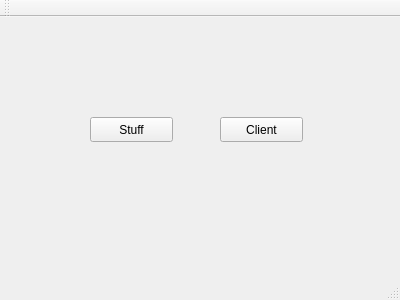
Old version of the form mainwindow.ui in the repository CRM2017/cuACS.
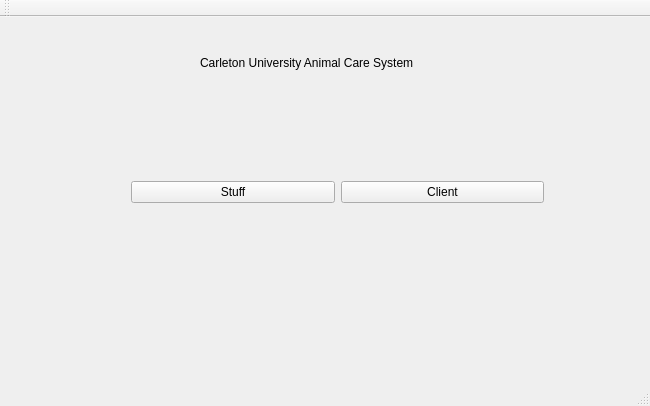
New version of the form.

The edit to the form file:
```diff
--- a/mainwindow.ui
+++ b/mainwindow.ui
@@ -6,38 +6,51 @@
    <rect>
     <x>0</x>
     <y>0</y>
-    <width>400</width>
-    <height>300</height>
+    <width>650</width>
+    <height>406</height>
    </rect>
   </property>
   <property name="windowTitle">
    <string>MainWindow</string>
   </property>
   <widget class="QWidget" name="centralWidget">
-   <widget class="QPushButton" name="clientButton">
+   <widget class="QWidget" name="horizontalLayoutWidget">
     <property name="geometry">
      <rect>
-      <x>220</x>
-      <y>100</y>
-      <width>83</width>
-      <height>25</height>
+      <x>120</x>
+      <y>70</y>
+      <width>435</width>
+      <height>211</height>
      </rect>
     </property>
-    <property name="text">
-     <string>Client</string>
-    </property>
+    <layout class="QHBoxLayout" name="horizontalLayout">
+     <item>
+      <widget class="QPushButton" name="stuffButton">
+       <property name="text">
+        <string>Stuff</string>
+       </property>
+      </widget>
+     </item>
+     <item>
+      <widget class="QPushButton" name="clientButton">
+       <property name="text">
+        <string>Client</string>
+       </property>
+      </widget>
+     </item>
+    </layout>
    </widget>
-   <widget class="QPushButton" name="stuffButton">
+   <widget class="QLabel" name="titleLable">
     <property name="geometry">
      <rect>
-      <x>90</x>
-      <y>100</y>
-      <width>83</width>
-      <height>25</height>
+      <x>200</x>
+      <y>30</y>
+      <width>281</width>
+      <height>31</height>
      </rect>
     </property>
     <property name="text">
-     <string>Stuff</string>
+     <string>Carleton University Animal Care System</string>
     </property>
    </widget>
   </widget>
```
Left out of the diff: 2 changed lines with no effect on the pictures.
